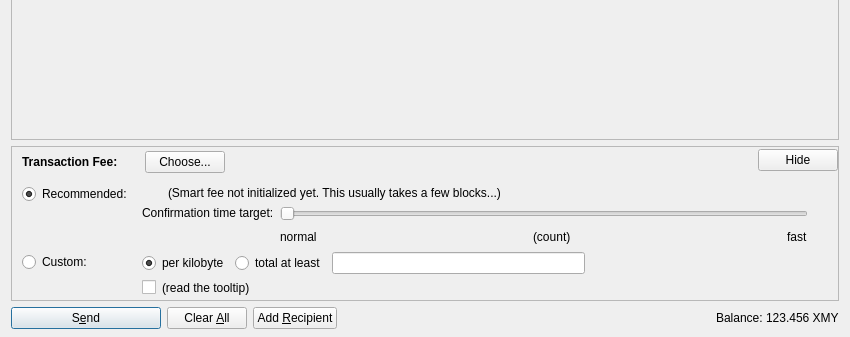
Before: the Qt Designer form src/qt/forms/sendcoinsdialog.ui in roarde/myriadcoin, drawn with Qt 5; both pictures show x 0 to 850 and y 189 to 526 of the 850 by 526 pixel window.
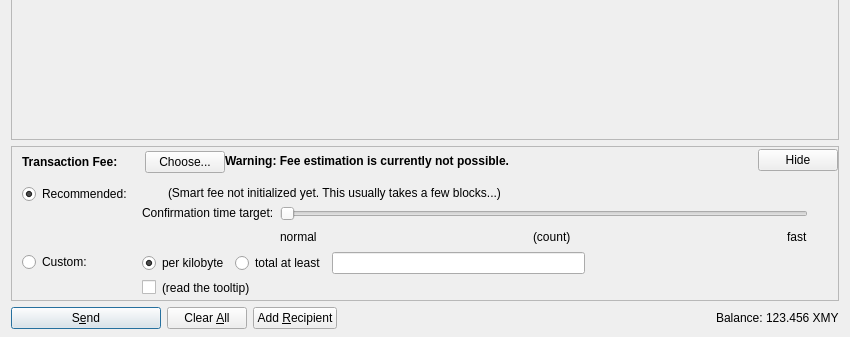
After: the same form once the commit is applied. Icons and pictures are not drawn. Custom widgets are drawn as their Qt base class.

The edit to the form file:
```diff
--- a/src/qt/forms/sendcoinsdialog.ui
+++ b/src/qt/forms/sendcoinsdialog.ui
@@ -759,11 +759,33 @@
             </item>
            </layout>
           </item>
+          <item>
+           <widget class="QLabel" name="fallbackFeeWarningLabel">
+            <property name="toolTip">
+             <string>Using the fallbackfee can result in sending a transaction that will take several hours or days (or never) to confirm. Consider choosing your fee manually or wait until your have validated the complete chain.</string>
+            </property>
+            <property name="font">
+            <font>
+                <weight>75</weight>
+                <bold>true</bold>
+            </font>
+            </property>
+            <property name="text">
+             <string>Warning: Fee estimation is currently not possible.</string>
+            </property>
+            <property name="wordWrap">
+             <bool>false</bool>
+            </property>
+           </widget>
+          </item>
           <item>
            <spacer name="horizontalSpacer_4">
             <property name="orientation">
              <enum>Qt::Horizontal</enum>
             </property>
+            <property name="sizeType">
+             <enum>QSizePolicy::MinimumExpanding</enum>
+            </property>
             <property name="sizeHint" stdset="0">
              <size>
               <width>40</width>
```
